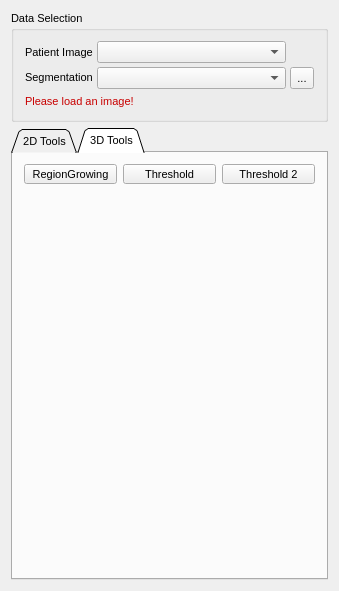
Before: the Qt Designer form Plugins/org.mitk.gui.qt.segmentation/src/internal/QmitkSegmentationControls.ui in MITK/MITK, drawn with Qt 5.
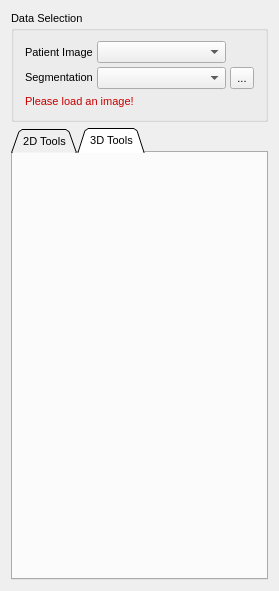
After: the same form once the commit is applied. The open tabs and pages were chosen to show the change. Icons and pictures are not drawn. Custom widgets are drawn as their Qt base class.

Commit message: Implemented new interpolation layout.

Patch:
```diff
--- a/Plugins/org.mitk.gui.qt.segmentation/src/internal/QmitkSegmentationControls.ui
+++ b/Plugins/org.mitk.gui.qt.segmentation/src/internal/QmitkSegmentationControls.ui
@@ -6,7 +6,7 @@
    <rect>
     <x>0</x>
     <y>0</y>
-    <width>339</width>
+    <width>279</width>
     <height>591</height>
    </rect>
   </property>
@@ -53,7 +53,7 @@
      </property>
      <layout class="QVBoxLayout" name="verticalLayout_3">
       <item>
-       <layout class="QGridLayout" name="gridLayout_2" columnstretch="0,2,0">
+       <layout class="QGridLayout" name="gridLayout_2" columnstretch="0,0,0">
         <property name="sizeConstraint">
          <enum>QLayout::SetMinimumSize</enum>
         </property>
@@ -63,7 +63,7 @@
         <item row="0" column="0">
          <widget class="QLabel" name="lblPatientImage">
           <property name="sizePolicy">
-           <sizepolicy hsizetype="Minimum" vsizetype="Preferred">
+           <sizepolicy hsizetype="Maximum" vsizetype="Preferred">
             <horstretch>0</horstretch>
             <verstretch>0</verstretch>
            </sizepolicy>
@@ -73,20 +73,10 @@
           </property>
          </widget>
         </item>
-        <item row="0" column="1">
-         <widget class="QmitkDataStorageComboBox" name="patImageSelector">
-          <property name="sizePolicy">
-           <sizepolicy hsizetype="Minimum" vsizetype="Fixed">
-            <horstretch>0</horstretch>
-            <verstretch>0</verstretch>
-           </sizepolicy>
-          </property>
-         </widget>
-        </item>
         <item row="1" column="0">
          <widget class="QLabel" name="lblSegmentation">
           <property name="sizePolicy">
-           <sizepolicy hsizetype="Minimum" vsizetype="Fixed">
+           <sizepolicy hsizetype="Maximum" vsizetype="Fixed">
             <horstretch>0</horstretch>
             <verstretch>0</verstretch>
            </sizepolicy>
@@ -96,20 +86,10 @@
           </property>
          </widget>
         </item>
-        <item row="1" column="1">
-         <widget class="QmitkDataStorageComboBox" name="segImageSelector">
-          <property name="sizePolicy">
-           <sizepolicy hsizetype="Minimum" vsizetype="Fixed">
-            <horstretch>0</horstretch>
-            <verstretch>0</verstretch>
-           </sizepolicy>
-          </property>
-         </widget>
-        </item>
         <item row="1" column="2">
          <widget class="QToolButton" name="btnNewSegmentation">
           <property name="sizePolicy">
-           <sizepolicy hsizetype="Minimum" vsizetype="Minimum">
+           <sizepolicy hsizetype="Maximum" vsizetype="Minimum">
             <horstretch>0</horstretch>
             <verstretch>0</verstretch>
            </sizepolicy>
@@ -126,6 +106,26 @@
           </property>
          </widget>
         </item>
+        <item row="1" column="1">
+         <widget class="QmitkDataStorageComboBox" name="segImageSelector">
+          <property name="sizePolicy">
+           <sizepolicy hsizetype="Minimum" vsizetype="Fixed">
+            <horstretch>0</horstretch>
+            <verstretch>0</verstretch>
+           </sizepolicy>
+          </property>
+         </widget>
+        </item>
+        <item row="0" column="1">
+         <widget class="QmitkDataStorageComboBox" name="patImageSelector">
+          <property name="sizePolicy">
+           <sizepolicy hsizetype="Minimum" vsizetype="Fixed">
+            <horstretch>0</horstretch>
+            <verstretch>0</verstretch>
+           </sizepolicy>
+          </property>
+         </widget>
+        </item>
        </layout>
       </item>
       <item>
@@ -355,58 +355,6 @@
        <string>3D Tools</string>
       </attribute>
       <layout class="QVBoxLayout" name="verticalLayout_2">
-       <item>
-        <layout class="QHBoxLayout" name="horizontalLayout_3">
-         <item>
-          <widget class="QToolButton" name="btnRegionGrowing">
-           <property name="sizePolicy">
-            <sizepolicy hsizetype="Minimum" vsizetype="Fixed">
-             <horstretch>0</horstretch>
-             <verstretch>0</verstretch>
-            </sizepolicy>
-           </property>
-           <property name="text">
-            <string>RegionGrowing</string>
-           </property>
-           <property name="toolButtonStyle">
-            <enum>Qt::ToolButtonTextUnderIcon</enum>
-           </property>
-          </widget>
-         </item>
-         <item>
-          <widget class="QToolButton" name="btnThreshold">
-           <property name="sizePolicy">
-            <sizepolicy hsizetype="Minimum" vsizetype="Fixed">
-             <horstretch>0</horstretch>
-             <verstretch>0</verstretch>
-            </sizepolicy>
-           </property>
-           <property name="text">
-            <string>Threshold</string>
-           </property>
-           <property name="toolButtonStyle">
-            <enum>Qt::ToolButtonTextUnderIcon</enum>
-           </property>
-          </widget>
-         </item>
-         <item>
-          <widget class="QToolButton" name="btnThreshold2">
-           <property name="sizePolicy">
-            <sizepolicy hsizetype="Minimum" vsizetype="Fixed">
-             <horstretch>0</horstretch>
-             <verstretch>0</verstretch>
-            </sizepolicy>
-           </property>
-           <property name="text">
-            <string>Threshold 2</string>
-           </property>
-           <property name="toolButtonStyle">
-            <enum>Qt::ToolButtonTextUnderIcon</enum>
-           </property>
-          </widget>
-         </item>
-        </layout>
-       </item>
        <item>
         <spacer name="verticalSpacer">
          <property name="orientation">
```
The commit also changes 9 other files.
